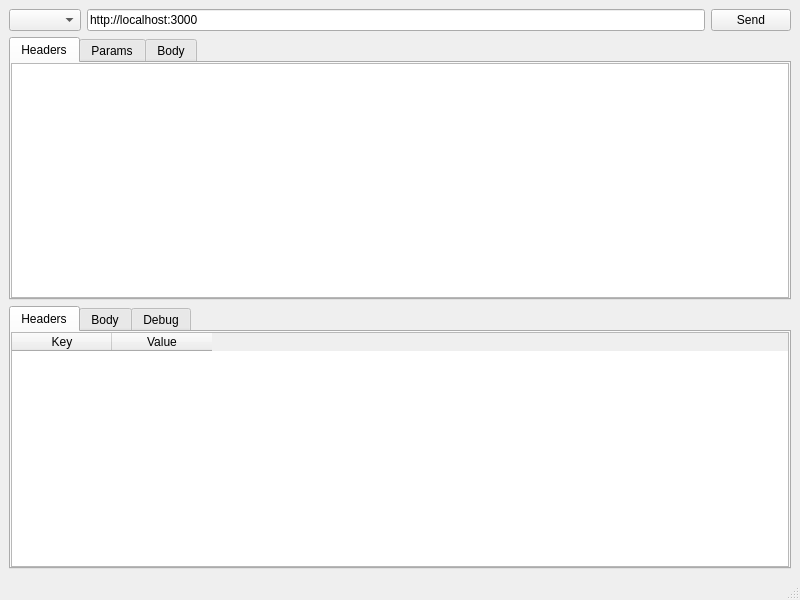
Before: the Qt Designer form mainwindow.ui in jesusha123/comet, drawn with Qt 5.
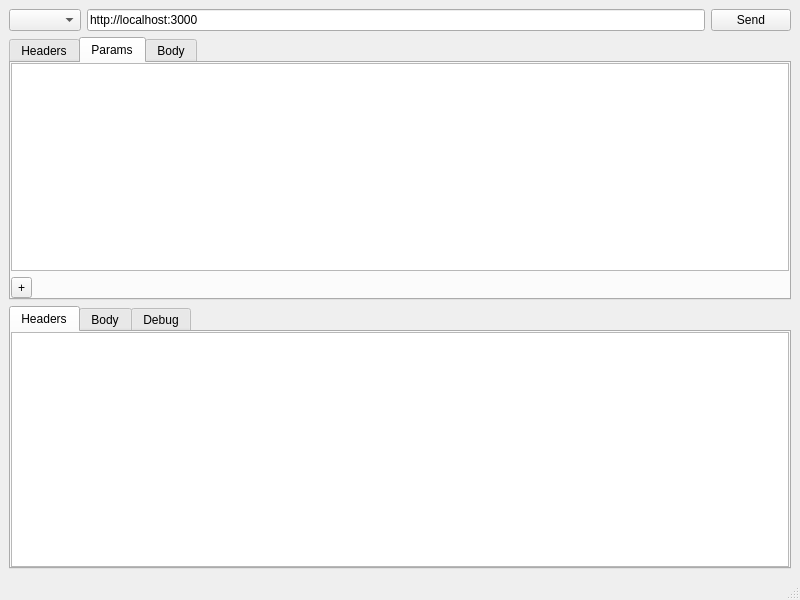
After: the same form once the commit is applied. Custom widgets are drawn as their Qt base class.

Patch:
```diff
--- a/mainwindow.ui
+++ b/mainwindow.ui
@@ -42,17 +42,41 @@
     <item>
      <widget class="QTabWidget" name="requestTabWidget">
       <property name="currentIndex">
-       <number>0</number>
+       <number>1</number>
       </property>
       <widget class="PropertyTableWidget" name="requestHeadersTableWidget">
        <attribute name="title">
         <string>Headers</string>
        </attribute>
       </widget>
-      <widget class="PropertyTableWidget" name="requestParamsTableWidget">
+      <widget class="QWidget" name="paramsTab">
        <attribute name="title">
         <string>Params</string>
        </attribute>
+       <layout class="QVBoxLayout" name="requestParamsLayout">
+        <property name="leftMargin">
+         <number>0</number>
+        </property>
+        <property name="topMargin">
+         <number>0</number>
+        </property>
+        <property name="rightMargin">
+         <number>0</number>
+        </property>
+        <property name="bottomMargin">
+         <number>0</number>
+        </property>
+        <item>
+         <widget class="PropertyTableWidget" name="requestParamsTableWidget"/>
+        </item>
+        <item>
+         <widget class="QToolButton" name="addParamButton">
+          <property name="text">
+           <string>+</string>
+          </property>
+         </widget>
+        </item>
+       </layout>
       </widget>
       <widget class="QPlainTextEdit" name="requestBodyPlainTextEdit">
        <attribute name="title">
@@ -66,26 +90,10 @@
       <property name="currentIndex">
        <number>0</number>
       </property>
-      <widget class="QTableWidget" name="responseHeadersTableWidget">
-       <property name="editTriggers">
-        <set>QAbstractItemView::NoEditTriggers</set>
-       </property>
-       <property name="columnCount">
-        <number>2</number>
-       </property>
+      <widget class="PropertyTableWidget" name="responseHeadersTableWidget">
        <attribute name="title">
         <string>Headers</string>
        </attribute>
-       <column>
-        <property name="text">
-         <string>Key</string>
-        </property>
-       </column>
-       <column>
-        <property name="text">
-         <string>Value</string>
-        </property>
-       </column>
       </widget>
       <widget class="QPlainTextEdit" name="responseBodyPlainTextEdit">
        <property name="readOnly">
```
